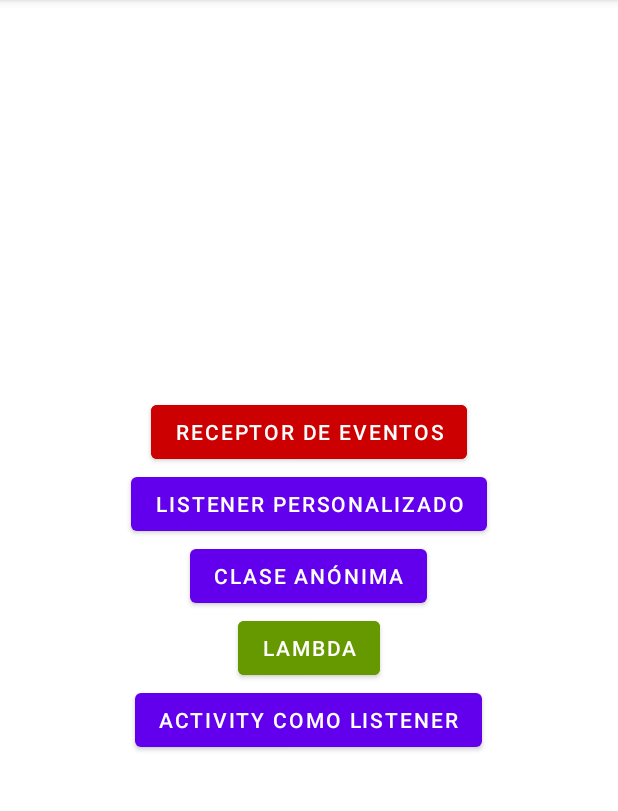
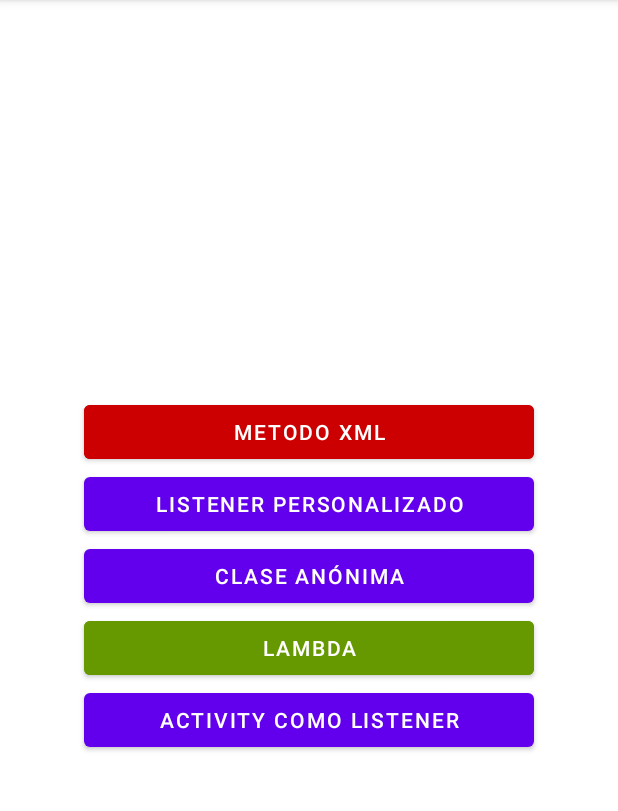
Before and after one commit to avidaldo/android-eventos-java, an Android app: the screen it shows after launch (MainActivity), on a phone screen of 412 x 824 dp, the part 84-895 px from its top. Run offline under Robolectric (Android 15) with nearby library versions, the phone set to English and light mode, and no system bars.

Commit message:
añadida traducción y pequeños cambios de nombre

```diff
--- a/app/src/main/java/com/example/eventosenjava/MetodoXMLActivity.java
+++ b/app/src/main/java/com/example/eventosenjava/MetodoXMLActivity.java
@@ -26,7 +26,7 @@ public class MetodoXMLActivity extends AppCompatActivity {
      * DEPRECATED (Obsoleto):
      * https://developer.android.com/reference/android/R.attr#onClick
      */
-    public void onClick(View view) { // el método recibe como parámetro la View sobre la que se hizo el click (el botón)
+    public void miMetodoOnClick(View view) { // el método recibe como parámetro la View sobre la que se hizo el click (el botón)
 
         // Cambiando el texto del TextView con el contenido del EditText
         textView.setText(getString(R.string.hola_coma) + editText.getText());
@@ -36,4 +36,5 @@ public class MetodoXMLActivity extends AppCompatActivity {
         /* El contexto es this, ya que al pertenecer el método onClick a la Activity, ésta es el contexto. */
     }
 
+
 }
--- a/app/src/main/res/layout/activity_main.xml
+++ b/app/src/main/res/layout/activity_main.xml
@@ -9,22 +9,21 @@
 
     <Button
         android:id="@+id/btn_to_metodo_xml"
-        android:layout_width="wrap_content"
+        android:layout_width="300dp"
         android:layout_height="wrap_content"
         android:backgroundTint="@android:color/holo_red_dark"
-        android:text="@string/receptor_de_eventos" />
-
+        android:text="@string/metodo_xml" />
 
     <!-- El mismo elemento, pero de las librerías de Material Design -->
     <com.google.android.material.button.MaterialButton
         android:id="@+id/btn_to_listener_personalizado"
-        android:layout_width="wrap_content"
+        android:layout_width="300dp"
         android:layout_height="wrap_content"
         android:text="@string/listener_personalizado" />
 
     <Button
         android:id="@+id/btn_to_clase_anonima"
-        android:layout_width="wrap_content"
+        android:layout_width="300dp"
         android:layout_height="wrap_content"
         android:text="@string/clase_an_nima" />
 
@@ -32,13 +31,13 @@
     <Button
         android:id="@+id/btn_to_lambda"
         android:backgroundTint="@android:color/holo_green_dark"
-        android:layout_width="wrap_content"
+        android:layout_width="300dp"
         android:layout_height="wrap_content"
         android:text="@string/lambda" />
 
     <Button
         android:id="@+id/btn_to_activity_listener"
-        android:layout_width="wrap_content"
+        android:layout_width="300dp"
         android:layout_height="wrap_content"
         android:text="@string/activity_como_listener" />
 
--- a/app/src/main/res/values/strings.xml
+++ b/app/src/main/res/values/strings.xml
@@ -1,15 +1,14 @@
 <resources>
     <string name="app_name">Eventos En Java</string>
-    <string name="receptor_de_eventos">Receptor de eventos</string>
+    <string name="metodo_xml">Metodo XML</string>
     <string name="listener_personalizado">Listener personalizado</string>
     <string name="clase_an_nima">Clase anónima</string>
-    <string name="lambda">Lambda</string>
+    <string name="lambda" translatable="false">Lambda</string>
     <string name="activity_como_listener">Activity como listener</string>
     <string name="saludar">Salúdame</string>
     <string name="escribe_tu_nombre">Escribe tu nombre</string>
     <string name="hola_coma">"Hola, "</string>
-    <string name="metodo_xml">NO USAR!</string>
     <string name="saluda_nuevo">Salúdame de nuevo</string>
-    <string name="clase_anonima">Clase anónima</string>
+    <string name="clase_anonima">Clase Anónima</string>
     <string name="activity_as_listener">La activity es el Listener</string>
 </resources>
```
Also changed, not shown: app/src/main/java/com/example/eventosenjava/ClaseAnonimaActivity.java (+8 -9 lines), app/src/main/res/layout/activity_metodo_xml.xml (+4 -3 lines), 1 other file.
